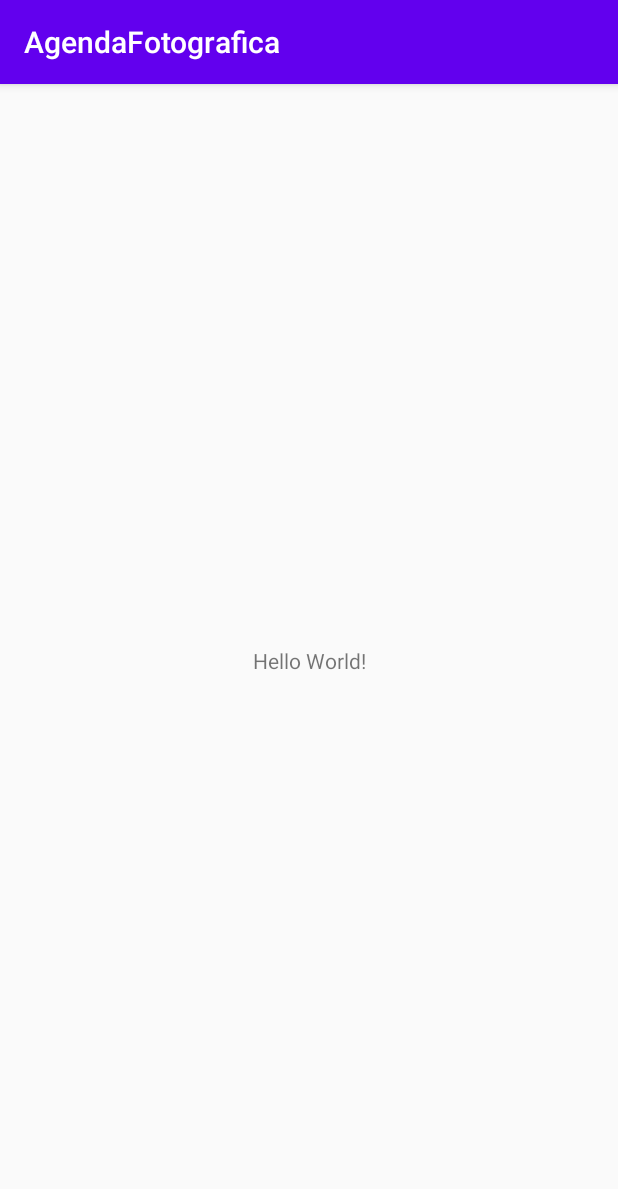
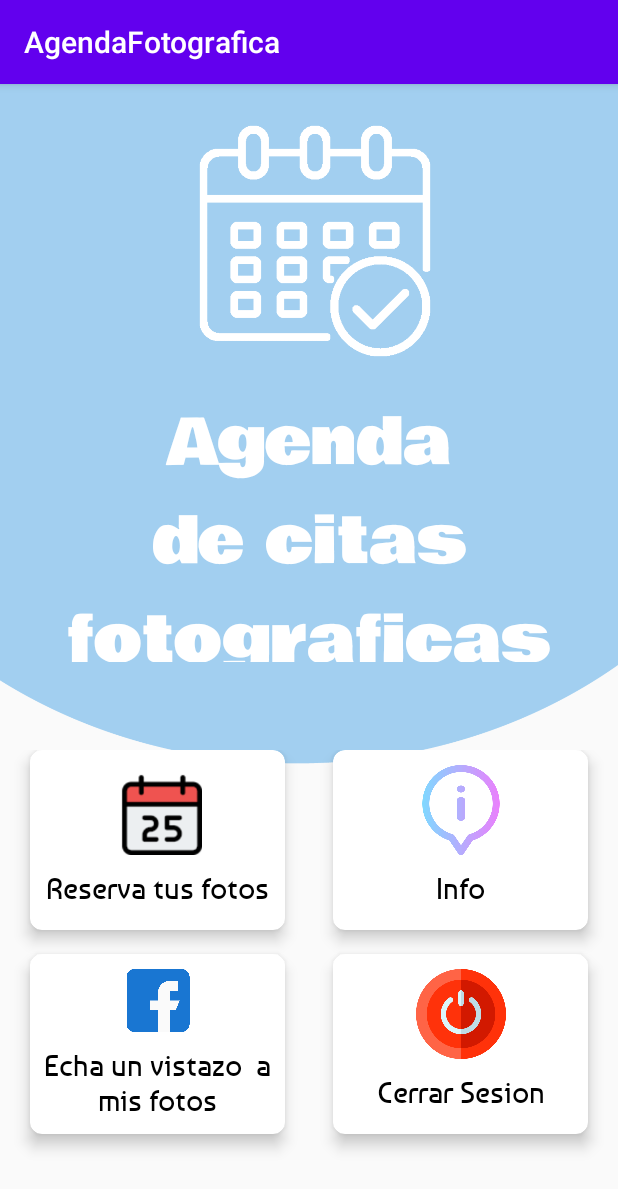
Before and after one commit to cury009/AgendaFotografica, an Android app: the screen it shows after launch (MainActivity), on a phone screen of 412 x 824 dp. Shown: the top 1189 px of the screen. Run offline under Robolectric (Android 15) with nearby library versions, the phone set to English and light mode, and no system bars.

Commit message:
Sesion 02 5/10/2021 -2 h
Creacion de nuevo de la interfaz de menu principal

```diff
--- a/app/src/main/java/com/example/agendafotografica/MainActivity.java
+++ b/app/src/main/java/com/example/agendafotografica/MainActivity.java
@@ -1,13 +1,26 @@
 package com.example.agendafotografica;
 
-import android.support.v7.app.AppCompatActivity;
+import android.net.Uri;
+import androidx.fragment.app.Fragment;
+import androidx.appcompat.app.AppCompatActivity;
 import android.os.Bundle;
 
-public class MainActivity extends AppCompatActivity {
+import com.example.agendafotografica.fragments.InicioFragment;
+
+public class MainActivity extends AppCompatActivity implements InicioFragment.OnFragmentInteractionListener {
+
+    Fragment fragmentInicio;
 
     @Override
     protected void onCreate(Bundle savedInstanceState) {
         super.onCreate(savedInstanceState);
         setContentView(R.layout.activity_main);
+
+        fragmentInicio = new InicioFragment();
+        getSupportFragmentManager().beginTransaction().replace(R.id.contenedorFragments,fragmentInicio).commit();
+    }
+    //@Override
+    public void onFragmentInteraction(Uri uri) {
+
     }
 }
--- a/app/src/main/java/com/example/agendafotografica/actividades/SplashActivity.java
+++ b/app/src/main/java/com/example/agendafotografica/actividades/SplashActivity.java
@@ -2,7 +2,7 @@ package com.example.agendafotografica.actividades;
 
 import android.content.Intent;
 import android.os.Handler;
-import android.support.v7.app.AppCompatActivity;
+import androidx.appcompat.app.AppCompatActivity;
 import android.os.Bundle;
 
 import com.example.agendafotografica.MainActivity;
--- /dev/null
+++ b/app/src/main/java/com/example/agendafotografica/fragments/InicioFragment.java
@@ -0,0 +1,68 @@
+package com.example.agendafotografica.fragments;
+
+import android.os.Bundle;
+import androidx.fragment.app.Fragment;
+import android.view.LayoutInflater;
+import android.view.View;
+import android.view.ViewGroup;
+
+import com.example.agendafotografica.R;
+
+/**
+ * A simple {@link Fragment} subclass.
+ * Use the {@link InicioFragment#newInstance} factory method to
+ * create an instance of this fragment.
+ */
+public class InicioFragment extends Fragment {
+
+    // TODO: Rename parameter arguments, choose names that match
+    // the fragment initialization parameters, e.g. ARG_ITEM_NUMBER
+    private static final String ARG_PARAM1 = "param1";
+    private static final String ARG_PARAM2 = "param2";
+
+    // TODO: Rename and change types of parameters
+    private String mParam1;
+    private String mParam2;
+
+    public InicioFragment() {
+        // Required empty public constructor
+    }
+
+    /**
+     * Use this factory method to create a new instance of
+     * this fragment using the provided parameters.
+     *
+     * @param param1 Parameter 1.
+     * @param param2 Parameter 2.
+     * @return A new instance of fragment InicioFragment.
+     */
+    // TODO: Rename and change types and number of parameters
+    public static InicioFragment newInstance(String param1, String param2) {
+        InicioFragment fragment = new InicioFragment();
+        Bundle args = new Bundle();
+        args.putString(ARG_PARAM1, param1);
+        args.putString(ARG_PARAM2, param2);
+        fragment.setArguments(args);
+        return fragment;
+    }
+
+    @Override
+    public void onCreate(Bundle savedInstanceState) {
+        super.onCreate(savedInstanceState);
+        if (getArguments() != null) {
+            mParam1 = getArguments().getString(ARG_PARAM1);
+            mParam2 = getArguments().getString(ARG_PARAM2);
+        }
+    }
+
+    @Override
+    public View onCreateView(LayoutInflater inflater, ViewGroup container,
+                             Bundle savedInstanceState) {
+        // Inflate the layout for this fragment
+        return inflater.inflate(R.layout.fragment_inicio, container, false);
+    }
+
+
+    public interface OnFragmentInteractionListener {
+    }
+}
--- a/app/src/main/res/layout/activity_main.xml
+++ b/app/src/main/res/layout/activity_main.xml
@@ -1,18 +1,12 @@
 <?xml version="1.0" encoding="utf-8"?>
-<android.support.constraint.ConstraintLayout xmlns:android="http://schemas.android.com/apk/res/android"
+<FrameLayout xmlns:android="http://schemas.android.com/apk/res/android"
     xmlns:app="http://schemas.android.com/apk/res-auto"
+    android:id="@+id/contenedorFragments"
     xmlns:tools="http://schemas.android.com/tools"
     android:layout_width="match_parent"
     android:layout_height="match_parent"
     tools:context=".MainActivity">
 
-    <TextView
-        android:layout_width="wrap_content"
-        android:layout_height="wrap_content"
-        android:text="Hello World!"
-        app:layout_constraintBottom_toBottomOf="parent"
-        app:layout_constraintLeft_toLeftOf="parent"
-        app:layout_constraintRight_toRightOf="parent"
-        app:layout_constraintTop_toTopOf="parent" />
 
-</android.support.constraint.ConstraintLayout>
+
+</FrameLayout>
--- a/app/src/main/res/layout/activity_splash.xml
+++ b/app/src/main/res/layout/activity_splash.xml
@@ -1,5 +1,5 @@
 <?xml version="1.0" encoding="utf-8"?>
-<android.support.constraint.ConstraintLayout xmlns:android="http://schemas.android.com/apk/res/android"
+<androidx.constraintlayout.widget.ConstraintLayout xmlns:android="http://schemas.android.com/apk/res/android"
     xmlns:app="http://schemas.android.com/apk/res-auto"
     xmlns:tools="http://schemas.android.com/tools"
     android:layout_width="match_parent"
@@ -18,4 +18,4 @@
         app:layout_constraintStart_toStartOf="parent"
         app:layout_constraintTop_toTopOf="parent" />
 
-</android.support.constraint.ConstraintLayout>
+</androidx.constraintlayout.widget.ConstraintLayout>
--- /dev/null
+++ b/app/src/main/res/layout/fragment_inicio.xml
@@ -0,0 +1,222 @@
+<?xml version="1.0" encoding="utf-8"?>
+<RelativeLayout xmlns:android="http://schemas.android.com/apk/res/android"
+    xmlns:tools="http://schemas.android.com/tools"
+    android:layout_width="match_parent"
+    android:layout_height="match_parent"
+    xmlns:app="http://schemas.android.com/apk/res-auto"
+    tools:context=".fragments.InicioFragment"
+    android:background="@drawable/fondo">
+
+
+    <ImageView
+        android:id="@+id/avatarImage"
+        android:layout_width="164dp"
+        android:layout_height="209dp"
+        android:layout_marginStart="128dp"
+
+        android:contentDescription="@string/todo"
+        android:src="@drawable/calendariowhite"
+        android:textAlignment="center"
+        tools:ignore="ImageContrastCheck" />
+
+    <TextView
+        android:id="@id/textNickName"
+        android:layout_width="match_parent"
+        android:layout_height="179dp"
+
+        android:layout_marginTop="206dp"
+        android:fontFamily="@font/bowlby_one"
+        android:text="@string/agenda_de_citas"
+        android:textAlignment="center"
+        android:textColor="@color/white"
+        android:textSize="42sp"
+        tools:ignore="TextContrastCheck,TextContrastCheck" />
+
+    <GridLayout
+        android:id="@+id/idGrid"
+        android:layout_width="match_parent"
+        android:layout_height="320dp"
+        android:layout_marginTop="440dp"
+        android:columnCount="2"
+        android:padding="4dp"
+        android:rowCount="2">
+
+
+        <androidx.cardview.widget.CardView
+            android:id="@+id/cardCalendar"
+            android:layout_width="170dp"
+            android:layout_height="120dp"
+            android:layout_marginLeft="16dp"
+            android:layout_marginRight="16dp"
+            android:layout_marginBottom="16dp"
+            android:foreground="?selectableItemBackground"
+            app:cardCornerRadius="8dp"
+            app:cardElevation="6dp"
+            app:layout_columnWeight="1"
+            app:layout_rowWeight="1">
+
+            <LinearLayout
+                android:layout_width="241dp"
+                android:layout_height="match_parent"
+                android:layout_gravity="center_horizontal|center_vertical"
+                android:orientation="vertical">
+
+                <ImageView
+                    android:layout_width="236dp"
+                    android:layout_height="60dp"
+                    android:layout_gravity="center_horizontal"
+                    android:layout_marginTop="10dp"
+                    android:contentDescription="@string/todo"
+                    android:src="@drawable/calendar" />
+
+                <TextView
+                    android:layout_width="wrap_content"
+                    android:layout_height="42dp"
+                    android:layout_gravity="center_horizontal"
+                    android:layout_marginTop="10dp"
+                    android:fontFamily="@font/baumans"
+                    android:text="Reserva tus fotos"
+                    android:textAlignment="center"
+                    android:textColor="@color/black"
+                    android:textSize="20sp" />
+
+            </LinearLayout>
+
+
+        </androidx.cardview.widget.CardView>
+
+        <androidx.cardview.widget.CardView
+            android:id="@+id/cardInfo"
+            android:layout_width="170dp"
+            android:layout_height="120dp"
+            android:layout_marginLeft="16dp"
+            android:layout_marginRight="16dp"
+            android:layout_marginBottom="16dp"
+            android:foreground="?selectableItemBackground"
+            app:cardCornerRadius="8dp"
+            app:cardElevation="6dp"
+            app:layout_columnWeight="1"
+            app:layout_rowWeight="1">
+
+            <LinearLayout
+                android:layout_width="241dp"
+                android:layout_height="match_parent"
+                android:layout_gravity="center_horizontal|center_vertical"
+                android:orientation="vertical">
+
+                <ImageView
+                    android:layout_width="236dp"
+                    android:layout_height="60dp"
+                    android:layout_gravity="center_horizontal"
+                    android:layout_marginTop="10dp"
+                    android:contentDescription="@string/todo"
+                    android:src="@drawable/informacion" />
+
+                <TextView
+                    android:layout_width="wrap_content"
+                    android:layout_height="42dp"
+                    android:layout_gravity="center_horizontal"
+                    android:layout_marginTop="10dp"
+                    android:fontFamily="@font/baumans"
+                    android:text="Info"
+                    android:textAlignment="center"
+                    android:textColor="@color/black"
+                    android:textSize="20sp" />
+
+            </LinearLayout>
+
+
+        </androidx.cardview.widget.CardView>
+
+        <androidx.cardview.widget.CardView
+            android:id="@+id/cardSocial"
+            android:layout_width="170dp"
+            android:layout_height="120dp"
+            android:layout_marginLeft="16dp"
+            android:layout_marginRight="16dp"
+            android:layout_marginBottom="16dp"
+            android:foreground="?selectableItemBackground"
+            app:cardCornerRadius="8dp"
+            app:cardElevation="6dp"
+            app:layout_columnWeight="1"
+            app:layout_rowWeight="1">
+
+            <LinearLayout
+                android:layout_width="241dp"
+                android:layout_height="match_parent"
+                android:layout_gravity="center_horizontal|center_vertical"
+                android:orientation="vertical">
+
+                <ImageView
+                    android:layout_width="236dp"
+                    android:layout_height="42dp"
+                    android:layout_gravity="center_horizontal"
+                    android:layout_marginTop="10dp"
+                    android:contentDescription="@string/todo"
+                    android:src="@drawable/facebook" />
+
+                <TextView
+                    android:layout_width="179dp"
+                    android:layout_height="106dp"
+                    android:layout_gravity="center_horizontal"
+                    android:layout_marginTop="10dp"
+                    android:fontFamily="@font/baumans"
+                    android:text="Echa un vistazo  a mis fotos"
+                    android:textAlignment="center"
+                    android:textColor="@color/black"
+                    android:textSize="20sp" />
+
+            </LinearLayout>
+
+
+        </androidx.cardview.widget.CardView>
+
+        <androidx.cardview.widget.CardView
+            android:id="@+id/cardCloseSession"
+            android:layout_width="170dp"
+            android:layout_height="120dp"
+            android:layout_marginLeft="16dp"
+            android:layout_marginRight="16dp"
+            android:layout_marginBottom="16dp"
+            android:foreground="?selectableItemBackground"
+            app:cardCornerRadius="8dp"
+            app:cardElevation="6dp"
+            app:layout_columnWeight="1"
+            app:layout_rowWeight="1">
+
+            <LinearLayout
+                android:layout_width="241dp"
+                android:layout_height="match_parent"
+                android:layout_gravity="center_horizontal|center_vertical"
+                android:orientation="vertical">
+
+                <ImageView
+                    android:layout_width="236dp"
+                    android:layout_height="60dp"
+                    android:layout_gravity="center_horizontal"
+                    android:layout_marginTop="10dp"
+                    android:contentDescription="@string/todo"
+                    android:src="@drawable/power" />
+
+                <TextView
+                    android:layout_width="wrap_content"
+                    android:layout_height="42dp"
+                    android:layout_gravity="center_horizontal"
+                    android:layout_marginTop="10dp"
+                    android:fontFamily="@font/baumans"
+                    android:text="Cerrar Sesion"
+                    android:textAlignment="center"
+                    android:textColor="@color/black"
+                    android:textSize="20sp" />
+
+            </LinearLayout>
+
+
+        </androidx.cardview.widget.CardView>
+
+    </GridLayout>
+
+
+
+
+</RelativeLayout>
--- /dev/null
+++ b/app/src/main/res/values/ids.xml
@@ -0,0 +1,4 @@
+<?xml version="1.0" encoding="utf-8"?>
+<resources>
+    <item name="textNickName" type="id" />
+</resources>
--- a/app/src/main/res/values/strings.xml
+++ b/app/src/main/res/values/strings.xml
@@ -1,3 +1,7 @@
 <resources>
     <string name="app_name">AgendaFotografica</string>
+    <!-- TODO: Remove or change this placeholder text -->
+    <string name="hello_blank_fragment">Hello blank fragment</string>
+    <string name="todo" />
+    <string name="agenda_de_citas">Agenda de citas fotograficas</string>
 </resources>
--- a/gradle.properties
+++ b/gradle.properties
@@ -6,6 +6,8 @@
 # http://www.gradle.org/docs/current/userguide/build_environment.html
 # Specifies the JVM arguments used for the daemon process.
 # The setting is particularly useful for tweaking memory settings.
+android.enableJetifier=true
+android.useAndroidX=true
 org.gradle.jvmargs=-Xmx2048m -Dfile.encoding=UTF-8
 # When configured, Gradle will run in incubating parallel mode.
 # This option should only be used with decoupled projects. More details, visit
```
Also changed, not shown: app/build.gradle (+9 -5 lines), app/src/main/res/drawable/calendar.png (added), app/src/main/res/drawable/calendariowhite.png (added), app/src/main/res/drawable/facebook.png (added), app/src/main/res/drawable/fondo.png (added), app/src/main/res/drawable/informacion.png (added), app/src/main/res/drawable/power.png (added), app/src/main/res/font/baumans.ttf (added), app/src/main/res/font/bowlby_one.ttf (added), 1 other file.
